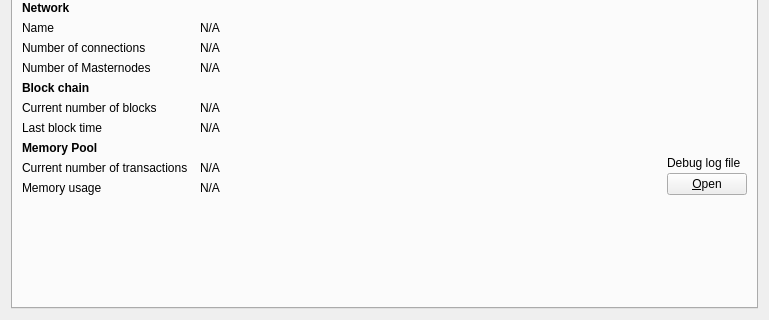
trivechain/trivechain-core, file src/qt/forms/debugwindow.ui: the form before one commit; both pictures show x 0 to 769 and y 165 to 485 of the 769 by 485 pixel window.
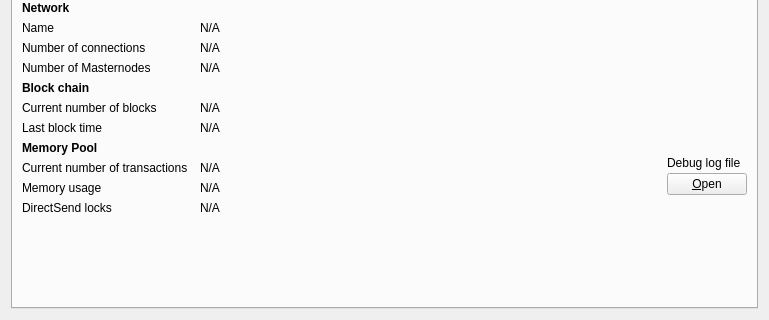
The form after the commit. Icons and pictures are not drawn. Custom widgets are drawn as their Qt base class.

Commit message: Added Direct Send Count to RPC

Diff of the .ui file:
```diff
--- a/src/qt/forms/debugwindow.ui
+++ b/src/qt/forms/debugwindow.ui
@@ -408,6 +408,20 @@
          </property>
         </spacer>
        </item>
+       <item row="16" column="0">
+        <widget class="QLabel" name="labelDirectSendLockCount">
+         <property name="text">
+          <string>DirectSend locks</string>
+         </property>
+        </widget>
+       </item>
+       <item row="16" column="1">
+        <widget class="QLabel" name="directSendLockCount">
+         <property name="text">
+          <string>N/A</string>
+         </property>
+        </widget>
+       </item>
       </layout>
      </widget>
      <widget class="QWidget" name="tab_console">
```
The commit also changes 7 other files.
